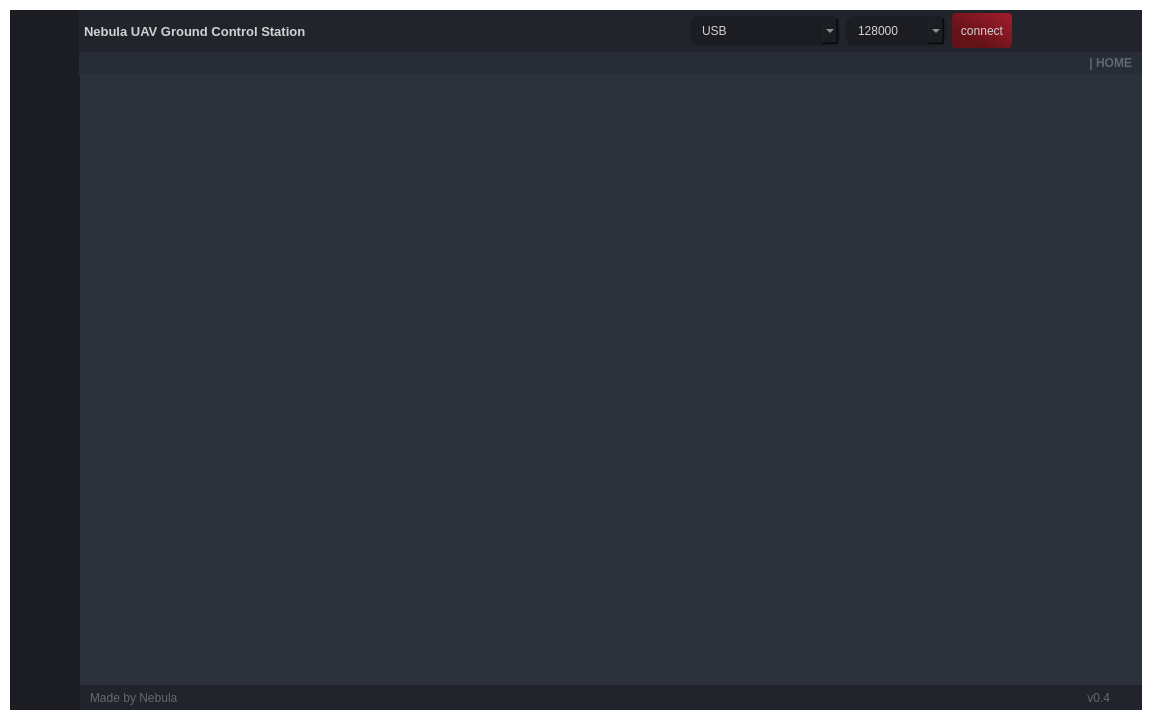
Qt form uifolder/MainWindow.ui (MahmutEsadErman/Ground-Control-Station-for-UAV) before a commit.
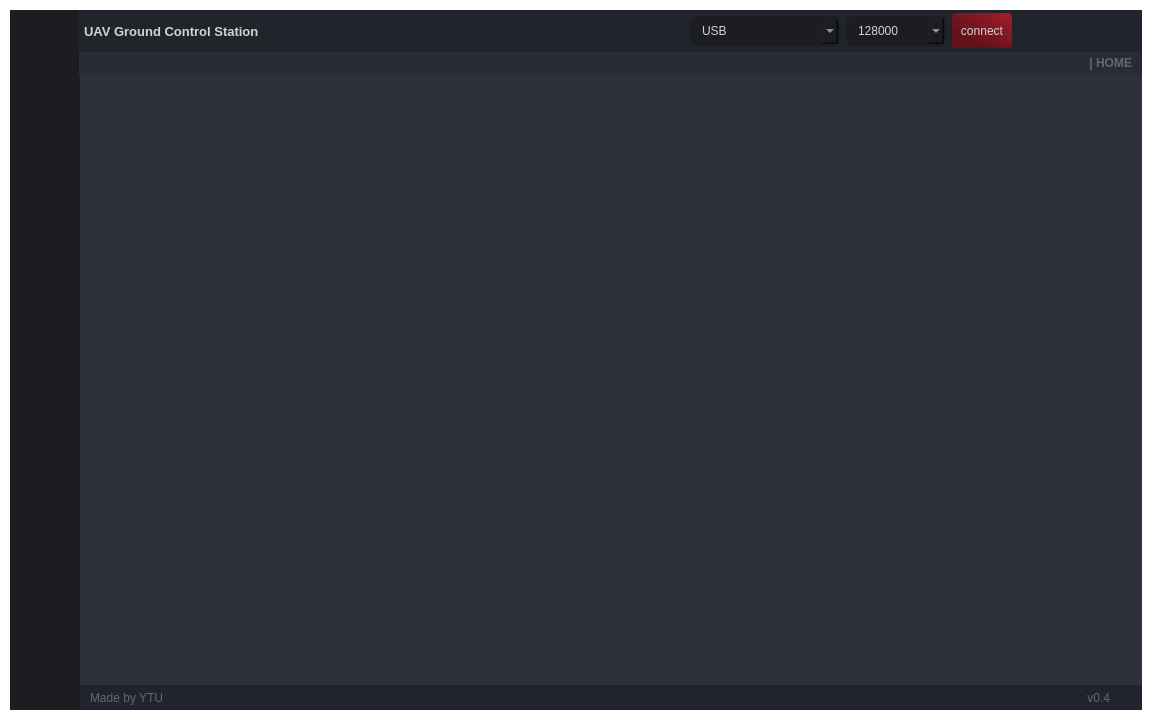
The same form after that commit. Icons and pictures are not drawn.

Patch:
```diff
--- a/uifolder/MainWindow.ui
+++ b/uifolder/MainWindow.ui
@@ -1223,7 +1223,7 @@
 </string>
                      </property>
                      <property name="text">
-                      <string>Nebula UAV Ground Control Station</string>
+                      <string>UAV Ground Control Station</string>
                      </property>
                     </widget>
                    </item>
@@ -2231,7 +2231,7 @@
                       <string notr="true">color: rgb(98, 103, 111);</string>
                      </property>
                      <property name="text">
-                      <string>Made by Nebula</string>
+                      <string>Made by YTU</string>
                      </property>
                     </widget>
                    </item>
```
Left out of the diff: 2 changed lines with no effect on the pictures.
